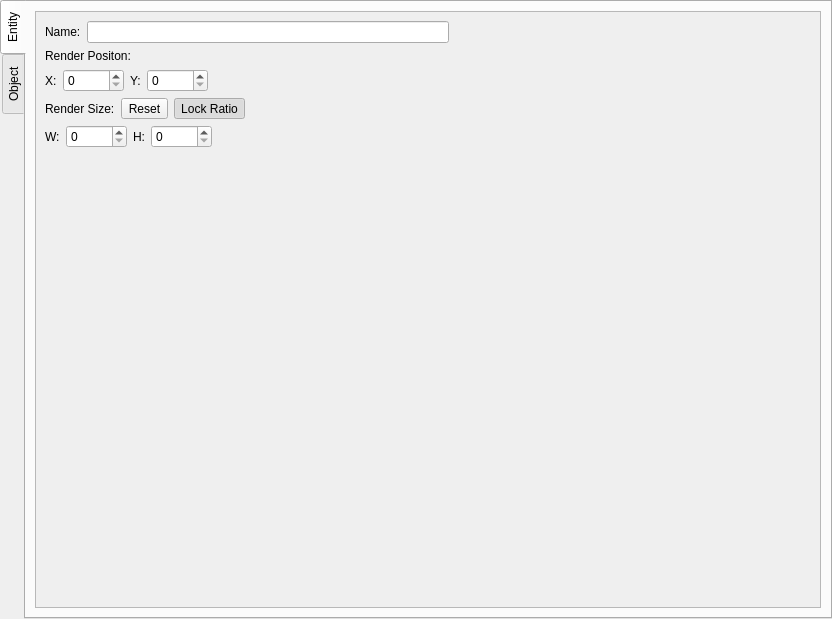
First picture: the form in apps/ui/renderentitypropertiestab.ui, repository hankedan000/gopro-overlay, before the edit.
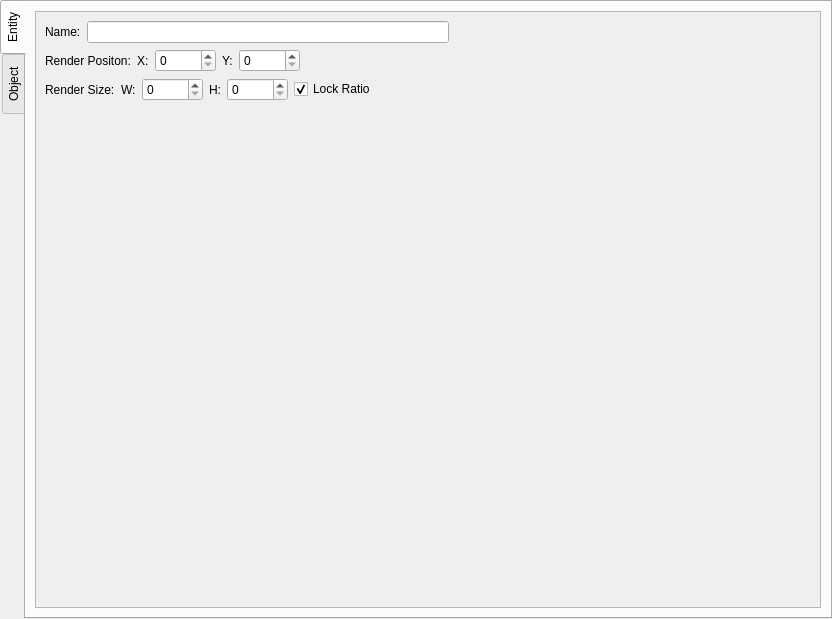
Second picture: the form after the edit. Custom widgets are drawn as their Qt base class.

Commit message: Implements ratio locked entity scaling (resolve #8)

```diff
--- a/apps/ui/renderentitypropertiestab.ui
+++ b/apps/ui/renderentitypropertiestab.ui
@@ -75,15 +75,15 @@
             </item>
            </layout>
           </item>
-          <item>
-           <widget class="QLabel" name="label">
-            <property name="text">
-             <string>Render Positon:</string>
-            </property>
-           </widget>
-          </item>
           <item>
            <layout class="QHBoxLayout" name="horizontalLayout">
+            <item>
+             <widget class="QLabel" name="label">
+              <property name="text">
+               <string>Render Positon:</string>
+              </property>
+             </widget>
+            </item>
             <item>
              <widget class="QLabel" name="label_2">
               <property name="text">
@@ -128,7 +128,10 @@
            </layout>
           </item>
           <item>
-           <layout class="QHBoxLayout" name="horizontalLayout_4">
+           <layout class="QHBoxLayout" name="horizontalLayout_4"/>
+          </item>
+          <item>
+           <layout class="QHBoxLayout" name="horizontalLayout_3">
             <item>
              <widget class="QLabel" name="label_4">
               <property name="text">
@@ -137,43 +140,6 @@
              </widget>
             </item>
             <item>
-             <widget class="QToolButton" name="resetSize_Button">
-              <property name="text">
-               <string>Reset</string>
-              </property>
-             </widget>
-            </item>
-            <item>
-             <widget class="QToolButton" name="keepRatio_Button">
-              <property name="text">
-               <string>Lock Ratio</string>
-              </property>
-              <property name="checkable">
-               <bool>true</bool>
-              </property>
-              <property name="checked">
-               <bool>true</bool>
-              </property>
-             </widget>
-            </item>
-            <item>
-             <spacer name="horizontalSpacer">
-              <property name="orientation">
-               <enum>Qt::Horizontal</enum>
-              </property>
-              <property name="sizeHint" stdset="0">
-               <size>
-                <width>40</width>
-                <height>20</height>
-               </size>
-              </property>
-             </spacer>
-            </item>
-           </layout>
-          </item>
-          <item>
-           <layout class="QHBoxLayout" name="horizontalLayout_3">
-            <item>
              <widget class="QLabel" name="label_5">
               <property name="text">
                <string>W:</string>
@@ -201,6 +167,16 @@
               </property>
              </widget>
             </item>
+            <item>
+             <widget class="QCheckBox" name="keepRatio_CheckBox">
+              <property name="text">
+               <string>Lock Ratio</string>
+              </property>
+              <property name="checked">
+               <bool>true</bool>
+              </property>
+             </widget>
+            </item>
             <item>
              <spacer name="horizontalSpacer_3">
               <property name="orientation">
```
The commit also changes 1 other file.
